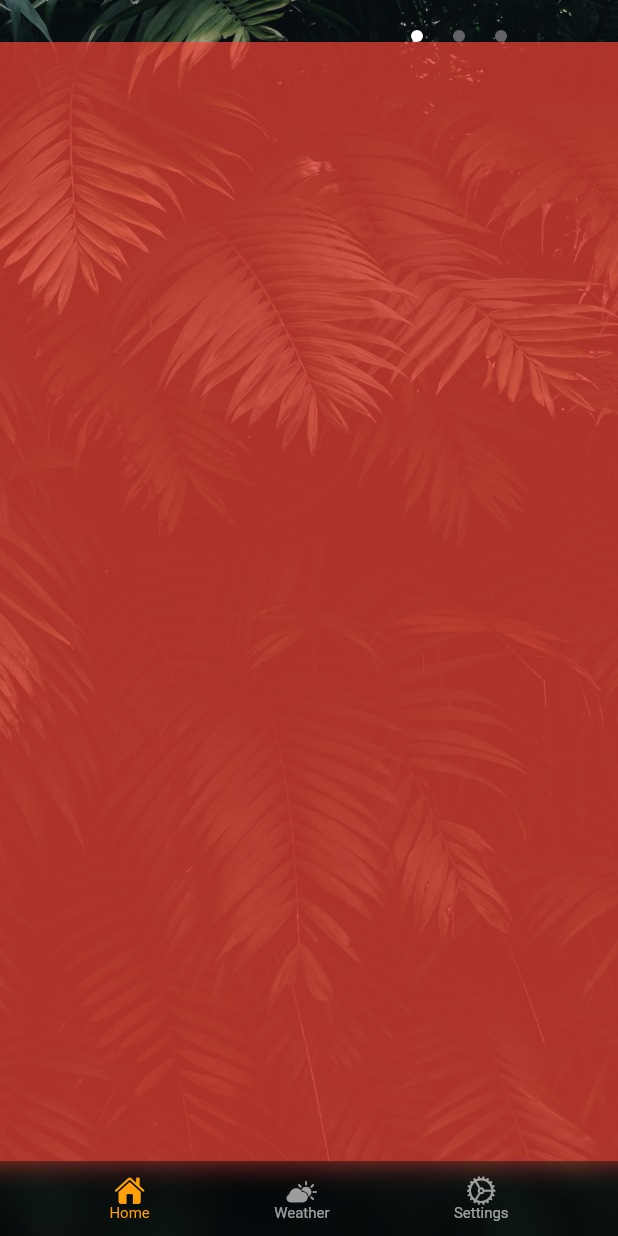
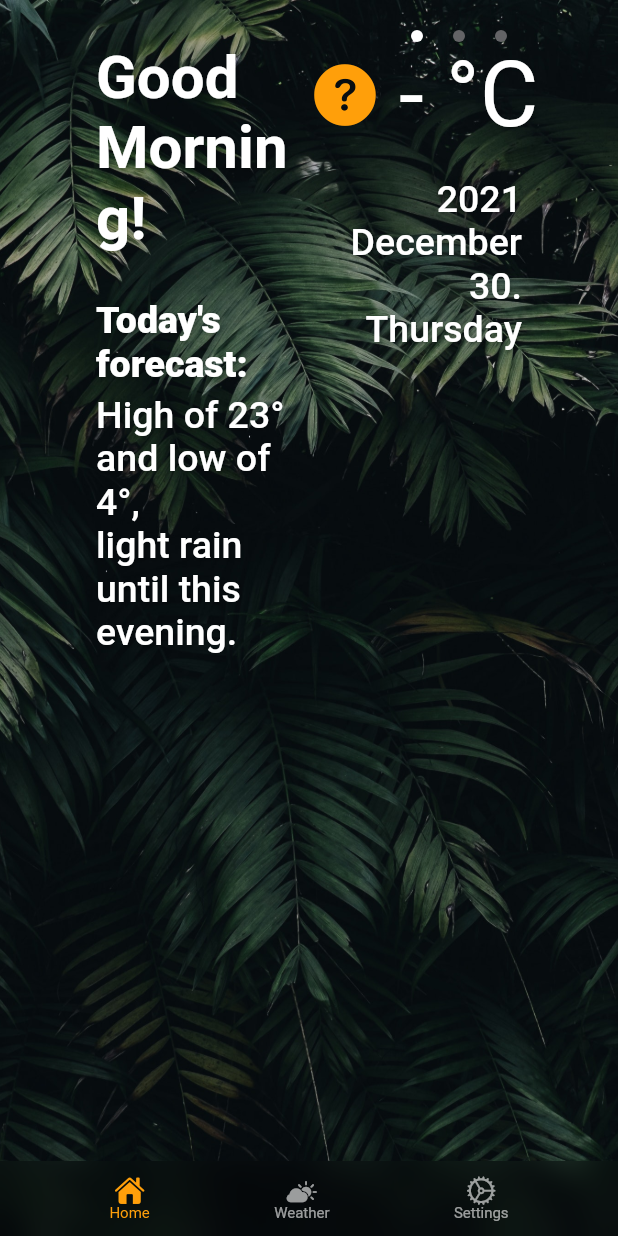
Before and after one commit to G33RY/ihome-app-2.0, a Flutter app: the ScreenNavigator screen opened directly, on a phone screen of 412 x 824 dp. Run offline on Flutter 3.47's test engine with Material 2 defaults, Android fonts, the phone set to English and light mode, and no system bars; our stand-ins replace hive, hive_flutter, location; missing offline and left inert: flutter_vibrate; accounts and stored records are empty; Roboto replaces fonts that are missing (SFCompact).

Commit message:
screen header

```diff
--- a/lib/helpers/constants.dart
+++ b/lib/helpers/constants.dart
@@ -1,7 +1,87 @@
 import 'package:flutter/material.dart';
+import 'package:ihome/generated/l10n.dart';
 
 mixin MyColors {
   static const Color orange = Color.fromRGBO(255, 159, 10, 1);
   static const Color white60 = Color.fromRGBO(255, 255, 255, 0.6);
   static const Color gray = Color.fromRGBO(99, 99, 102, 1);
 }
+
+enum Months {
+  January,
+  February,
+  March,
+  April,
+  May,
+  June,
+  July,
+  August,
+  September,
+  October,
+  November,
+  December,
+}
+
+enum WeekDays {
+  Monday,
+  Tuesday,
+  Wednesday,
+  Thursday,
+  Friday,
+  Saturday,
+  Sunday,
+}
+
+extension MonthExtension on Months {
+  String getTranslation(BuildContext context) {
+    switch (this) {
+      case Months.January:
+        return S.of(context).January;
+      case Months.February:
+        return S.of(context).February;
+      case Months.March:
+        return S.of(context).March;
+      case Months.April:
+        return S.of(context).April;
+      case Months.May:
+        return S.of(context).May;
+      case Months.June:
+        return S.of(context).June;
+      case Months.July:
+        return S.of(context).July;
+      case Months.August:
+        return S.of(context).August;
+      case Months.September:
+        return S.of(context).September;
+      case Months.October:
+        return S.of(context).October;
+      case Months.November:
+        return S.of(context).November;
+      case Months.December:
+        return S.of(context).December;
+      default:
+        return "";
+    }
+  }
+}
+
+extension WeekDaysExtension on WeekDays {
+  String getTranslation(BuildContext context) {
+    switch (this) {
+      case WeekDays.Monday:
+        return S.of(context).Monday;
+      case WeekDays.Tuesday:
+        return S.of(context).Tuesday;
+      case WeekDays.Wednesday:
+        return S.of(context).Wednesday;
+      case WeekDays.Thursday:
+        return S.of(context).Thursday;
+      case WeekDays.Friday:
+        return S.of(context).Friday;
+      case WeekDays.Saturday:
+        return S.of(context).Saturday;
+      case WeekDays.Sunday:
+        return S.of(context).Sunday;
+    }
+  }
+}
--- /dev/null
+++ b/lib/helpers/ihome_api.dart
@@ -0,0 +1,40 @@
+import 'dart:io';
+
+import 'package:flutter/cupertino.dart';
+import 'package:flutter/material.dart';
+
+const Duration cacheDuration = Duration(minutes: 5);
+
+class Weather {
+  final int temp;
+  final IconData icon;
+
+  const Weather({
+    required this.temp,
+    required this.icon,
+  });
+
+  static Weather? lastWeather;
+  static DateTime? lastWeatherRequested;
+  static Future<Weather> get weather async {
+    if (lastWeather == null) return _getWeather();
+
+    if (lastWeatherRequested
+            ?.isBefore(DateTime.now().subtract(cacheDuration)) ??
+        true) {
+      return _getWeather();
+    } else {
+      return lastWeather!;
+    }
+  }
+
+  static Future<Weather> _getWeather() async {
+    await Future.delayed(const Duration(seconds: 10));
+    const Weather weather =
+        Weather(temp: 69, icon: CupertinoIcons.sun_max_fill);
+
+    lastWeather = weather;
+    lastWeatherRequested = DateTime.now();
+    return weather;
+  }
+}
--- a/lib/screens/home_screen.dart
+++ b/lib/screens/home_screen.dart
@@ -1,4 +1,6 @@
+import 'package:flutter/cupertino.dart';
 import 'package:flutter/material.dart';
+import 'package:ihome/widgets/Header.dart';
 import '/generated/l10n.dart';
 
 class HomeScreen extends StatefulWidget {
@@ -9,10 +11,14 @@ class HomeScreen extends StatefulWidget {
 class _HomeScreenState extends State<HomeScreen> {
   @override
   Widget build(BuildContext context) {
-    return Container(
-      color: Colors.red.withOpacity(0.7),
-      width: MediaQuery.of(context).size.width,
-      height: 500,
+    return Column(
+      children: const [
+        ScreenHeader(
+          title: "Good Morning!",
+          subtitle: "Today's forecast:",
+          desc: "High of 23° and low of 4°,\nlight rain until this evening.",
+        ),
+      ],
     );
   }
 }
--- /dev/null
+++ b/lib/widgets/Header.dart
@@ -0,0 +1,185 @@
+import 'dart:async';
+
+import 'package:flutter/cupertino.dart';
+import 'package:flutter/material.dart';
+import 'package:ihome/helpers/constants.dart';
+import 'package:ihome/helpers/ihome_api.dart';
+import '/generated/l10n.dart';
+
+class ScreenHeader extends StatefulWidget {
+  final String title;
+  final String subtitle;
+  final String? desc;
+
+  const ScreenHeader({
+    required this.title,
+    required this.subtitle,
+    this.desc,
+  });
+
+  @override
+  State<StatefulWidget> createState() => _ScreenHeaderState();
+}
+
+class _ScreenHeaderState extends State<ScreenHeader> {
+  late Timer timer;
+  Weather? weather;
+  DateTime today = DateTime.now();
+
+  @override
+  void initState() {
+    getData();
+    timer = Timer.periodic(const Duration(seconds: 10), (_timer) => getData());
+    super.initState();
+  }
+
+  @override
+  void dispose() {
+    // TODO: implement dispose
+    print("asdasdokjlka skdj aklsd");
+    timer.cancel();
+    super.dispose();
+  }
+
+  bool get isLarge => widget.desc == null;
+
+  @override
+  Widget build(BuildContext context) {
+    return Container(
+      padding: const EdgeInsets.symmetric(horizontal: 64),
+      child: Row(
+        crossAxisAlignment: CrossAxisAlignment.start,
+        children: [
+          Expanded(
+            child: Column(
+              crossAxisAlignment: CrossAxisAlignment.start,
+              children: [
+                Text(
+                  widget.title,
+                  style: TextStyle(
+                    fontFamily: "SFCompact",
+                    fontSize: isLarge ? 50 : 40,
+                    fontWeight: isLarge ? FontWeight.w400 : FontWeight.w600,
+                    color: Colors.white,
+                    shadows: [
+                      Shadow(
+                        color: Colors.black.withOpacity(0.25),
+                        offset: const Offset(1, 1),
+                        blurRadius: 3,
+                      ),
+                    ],
+                  ),
+                ),
+                Container(
+                  margin: EdgeInsets.only(top: isLarge ? 5 : 30, bottom: 5),
+                  child: Text(
+                    widget.subtitle,
+                    style: TextStyle(
+                      fontFamily: "SFCompact",
+                      fontSize: isLarge ? 30 : 25,
+                      fontWeight: isLarge ? FontWeight.w600 : FontWeight.w800,
+                      color: Colors.white,
+                      shadows: [
+                        Shadow(
+                          color: Colors.black.withOpacity(0.25),
+                          offset: const Offset(1, 1),
+                          blurRadius: 3,
+                        ),
+                      ],
+                    ),
+                  ),
+                ),
+                if (!isLarge) ...[
+                  Text(
+                    widget.desc!,
+                    style: TextStyle(
+                      fontFamily: "SFCompact",
+                      fontSize: 25,
+                      fontWeight: FontWeight.w500,
+                      color: Colors.white,
+                      shadows: [
+                        Shadow(
+                          color: Colors.black.withOpacity(0.25),
+                          offset: const Offset(1, 1),
+                          blurRadius: 3,
+                        ),
+                      ],
+                    ),
+                  ),
+                ],
+              ],
+            ),
+          ),
+          Expanded(
+            child: Column(
+              crossAxisAlignment: CrossAxisAlignment.end,
+              mainAxisAlignment: MainAxisAlignment.start,
+              children: [
+                Container(
+                  margin: const EdgeInsets.only(bottom: 20),
+                  child: Row(
+                    mainAxisAlignment: MainAxisAlignment.end,
+                    children: [
+                      Container(
+                        margin: const EdgeInsets.only(right: 12),
+                        child: Icon(
+                          weather?.icon ?? CupertinoIcons.question_circle_fill,
+                          color: MyColors.orange,
+                          size: 48,
+                        ),
+                      ),
+                      Text(
+                        "${weather?.temp ?? '- '}°C",
+                        style: TextStyle(
+                          fontFamily: "SFCompact",
+                          fontSize: 60,
+                          fontWeight: FontWeight.w400,
+                          color: Colors.white,
+                          shadows: [
+                            Shadow(
+                              color: Colors.black.withOpacity(0.25),
+                              offset: const Offset(1, 1),
+                              blurRadius: 3,
+                            ),
+                          ],
+                        ),
+                      ),
+                    ],
+                  ),
+                ),
+                Text(
+                  "${today.year} ${Months.values[today.month - 1].getTranslation(context)} ${today.day}.\n${WeekDays.values[today.weekday - 1].getTranslation(context)}",
+                  textAlign: TextAlign.end,
+                  style: TextStyle(
+                    fontFamily: "SFCompact",
+                    fontSize: 25,
+                    fontWeight: FontWeight.w500,
+                    color: Colors.white,
+                    shadows: [
+                      Shadow(
+                        color: Colors.black.withOpacity(0.25),
+                        offset: const Offset(1, 1),
+                        blurRadius: 3,
+                      ),
+                    ],
+                  ),
+                ),
+              ],
+            ),
+          ),
+        ],
+      ),
+    );
+  }
+
+  void getData() {
+    Weather.weather.then((_weather) {
+      if (mounted) {
+        setState(() {
+          weather = _weather;
+          today = DateTime.now();
+        });
+      }
+    });
+  }
+}
--- a/lib/widgets/screen_navigator.dart
+++ b/lib/widgets/screen_navigator.dart
@@ -14,7 +14,7 @@ class ScreenNavigator extends StatefulWidget {
   final TabItemStyle? tabUnselectedStyle;
   final AssetImage? backgroundImage;
 
-  ScreenNavigator({
+  const ScreenNavigator({
     required this.screens,
     this.tabBarBlur,
     this.tabBackgroundColor,
```
Also changed, not shown: lib/l10n/intl_en.arb (+22 -1 lines), lib/screens/settings_screen.dart (+8 -2 lines), lib/screens/weather_screen.dart (+8 -2 lines), lib/generated/intl/messages_en.dart, lib/generated/l10n.dart, 1 other file.
